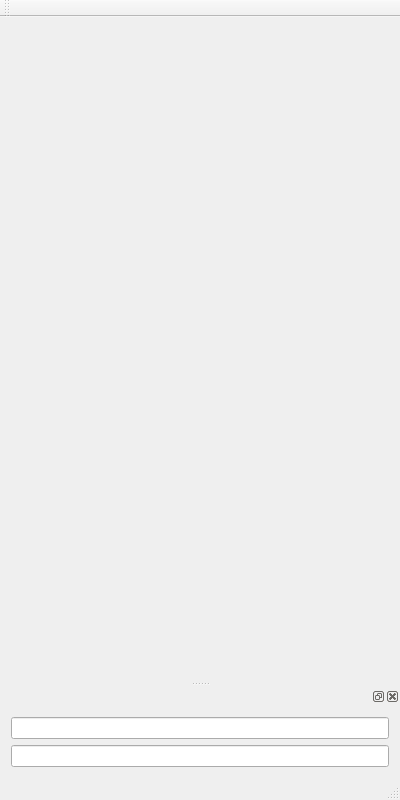
Above: MoCapSim/TestApp/mainwindow.ui from kaajo/MocapClassification before the change. Below: the same form after it.
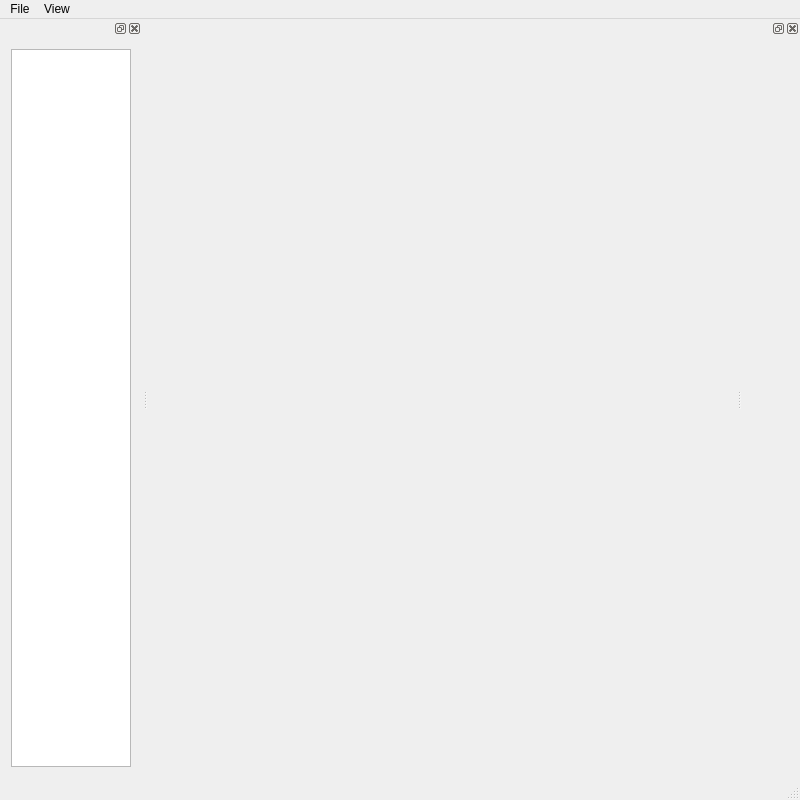
That is the form after the change.

What changed in the file:
```diff
--- a/MoCapSim/TestApp/mainwindow.ui
+++ b/MoCapSim/TestApp/mainwindow.ui
@@ -6,13 +6,13 @@
    <rect>
     <x>0</x>
     <y>0</y>
-    <width>400</width>
+    <width>800</width>
     <height>800</height>
    </rect>
   </property>
   <property name="minimumSize">
    <size>
-    <width>400</width>
+    <width>800</width>
     <height>800</height>
    </size>
   </property>
@@ -20,46 +20,85 @@
    <string>MainWindow</string>
   </property>
   <widget class="QWidget" name="centralWidget">
-   <layout class="QHBoxLayout" name="horizontalLayout">
-    <item>
-     <layout class="QVBoxLayout" name="verticalLayout"/>
-    </item>
-   </layout>
+   <layout class="QHBoxLayout" name="horizontalLayout"/>
   </widget>
   <widget class="QMenuBar" name="menuBar">
    <property name="geometry">
     <rect>
      <x>0</x>
      <y>0</y>
-     <width>400</width>
-     <height>20</height>
+     <width>800</width>
+     <height>22</height>
     </rect>
    </property>
-  </widget>
-  <widget class="QToolBar" name="mainToolBar">
-   <attribute name="toolBarArea">
-    <enum>TopToolBarArea</enum>
-   </attribute>
-   <attribute name="toolBarBreak">
-    <bool>false</bool>
-   </attribute>
+   <widget class="QMenu" name="menuFile">
+    <property name="title">
+     <string>File</string>
+    </property>
+   </widget>
+   <widget class="QMenu" name="menuView">
+    <property name="title">
+     <string>View</string>
+    </property>
+    <addaction name="actionAnims_list"/>
+    <addaction name="actionAnim_player"/>
+   </widget>
+   <addaction name="menuFile"/>
+   <addaction name="menuView"/>
   </widget>
   <widget class="QStatusBar" name="statusBar"/>
   <widget class="QDockWidget" name="dockWidget">
    <attribute name="dockWidgetArea">
-    <number>8</number>
+    <number>1</number>
    </attribute>
    <widget class="QWidget" name="dockWidgetContents">
     <layout class="QVBoxLayout" name="verticalLayout_2">
      <item>
-      <widget class="QLineEdit" name="refID"/>
-     </item>
-     <item>
-      <widget class="QLineEdit" name="secID"/>
+      <widget class="QListWidget" name="animsList">
+       <property name="sizePolicy">
+        <sizepolicy hsizetype="MinimumExpanding" vsizetype="MinimumExpanding">
+         <horstretch>0</horstretch>
+         <verstretch>0</verstretch>
+        </sizepolicy>
+       </property>
+       <property name="maximumSize">
+        <size>
+         <width>120</width>
+         <height>16777215</height>
+        </size>
+       </property>
+      </widget>
      </item>
     </layout>
    </widget>
   </widget>
+  <widget class="QDockWidget" name="animDockWidget">
+   <attribute name="dockWidgetArea">
+    <number>2</number>
+   </attribute>
+   <widget class="QWidget" name="dockWidgetContents_2"/>
+  </widget>
+  <action name="actionLoad_Dataset">
+   <property name="text">
+    <string>Load Dataset</string>
+   </property>
+  </action>
+  <action name="actionAnims_list">
+   <property name="checkable">
+    <bool>true</bool>
+   </property>
+   <property name="text">
+    <string>Anims list</string>
+   </property>
+  </action>
+  <action name="actionAnim_player">
+   <property name="checkable">
+    <bool>true</bool>
+   </property>
+   <property name="text">
+    <string>Anim player</string>
+   </property>
+  </action>
  </widget>
  <layoutdefault spacing="6" margin="11"/>
  <resources/>
```
